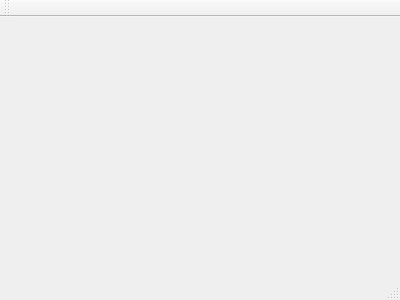
First picture: the form in Homework/mainwindow.ui, repository teslaworksumn/RA-PaintSimulator, before the edit.
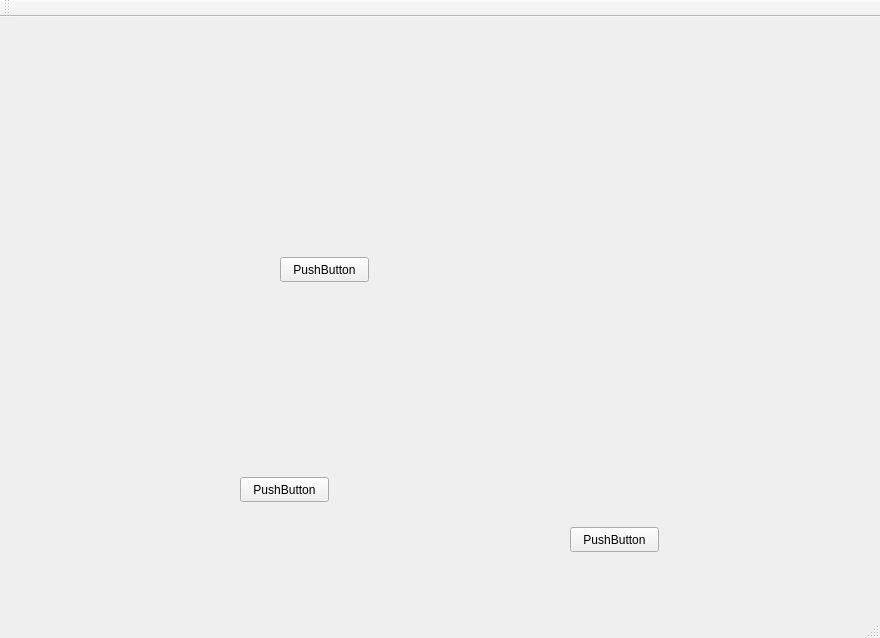
Second picture: the form after the edit.

Diff of the .ui file:
```diff
--- a/Homework/mainwindow.ui
+++ b/Homework/mainwindow.ui
@@ -1,24 +1,79 @@
 <ui version="4.0">
  <class>MainWindow</class>
- <widget class="QMainWindow" name="MainWindow" >
-  <property name="geometry" >
+ <widget class="QMainWindow" name="MainWindow">
+  <property name="geometry">
    <rect>
     <x>0</x>
     <y>0</y>
-    <width>400</width>
-    <height>300</height>
+    <width>880</width>
+    <height>638</height>
    </rect>
   </property>
   <property name="windowTitle" >
    <string>MainWindow</string>
   </property>
-  <widget class="QMenuBar" name="menuBar" />
-  <widget class="QToolBar" name="mainToolBar" />
-  <widget class="QWidget" name="centralWidget" />
-  <widget class="QStatusBar" name="statusBar" />
+  <widget class="QWidget" name="centralWidget">
+   <widget class="QPushButton" name="pushButton">
+    <property name="geometry">
+     <rect>
+      <x>240</x>
+      <y>460</y>
+      <width>89</width>
+      <height>25</height>
+     </rect>
+    </property>
+    <property name="text">
+     <string>PushButton</string>
+    </property>
+   </widget>
+   <widget class="QPushButton" name="pushButton_2">
+    <property name="geometry">
+     <rect>
+      <x>570</x>
+      <y>510</y>
+      <width>89</width>
+      <height>25</height>
+     </rect>
+    </property>
+    <property name="text">
+     <string>PushButton</string>
+    </property>
+   </widget>
+   <widget class="QPushButton" name="pushButton_3">
+    <property name="geometry">
+     <rect>
+      <x>280</x>
+      <y>240</y>
+      <width>89</width>
+      <height>25</height>
+     </rect>
+    </property>
+    <property name="text">
+     <string>PushButton</string>
+    </property>
+   </widget>
+  </widget>
+  <widget class="QMenuBar" name="menuBar">
+   <property name="geometry">
+    <rect>
+     <x>0</x>
+     <y>0</y>
+     <width>880</width>
+     <height>22</height>
+    </rect>
+   </property>
+  </widget>
+  <widget class="QToolBar" name="mainToolBar">
+   <attribute name="toolBarArea">
+    <enum>TopToolBarArea</enum>
+   </attribute>
+   <attribute name="toolBarBreak">
+    <bool>false</bool>
+   </attribute>
+  </widget>
+  <widget class="QStatusBar" name="statusBar"/>
  </widget>
- <layoutDefault spacing="6" margin="11" />
- <pixmapfunction></pixmapfunction>
+ <layoutdefault spacing="6" margin="11"/>
  <resources/>
  <connections/>
 </ui>
```
Left out of the diff: 3 changed lines with no effect on the pictures.
